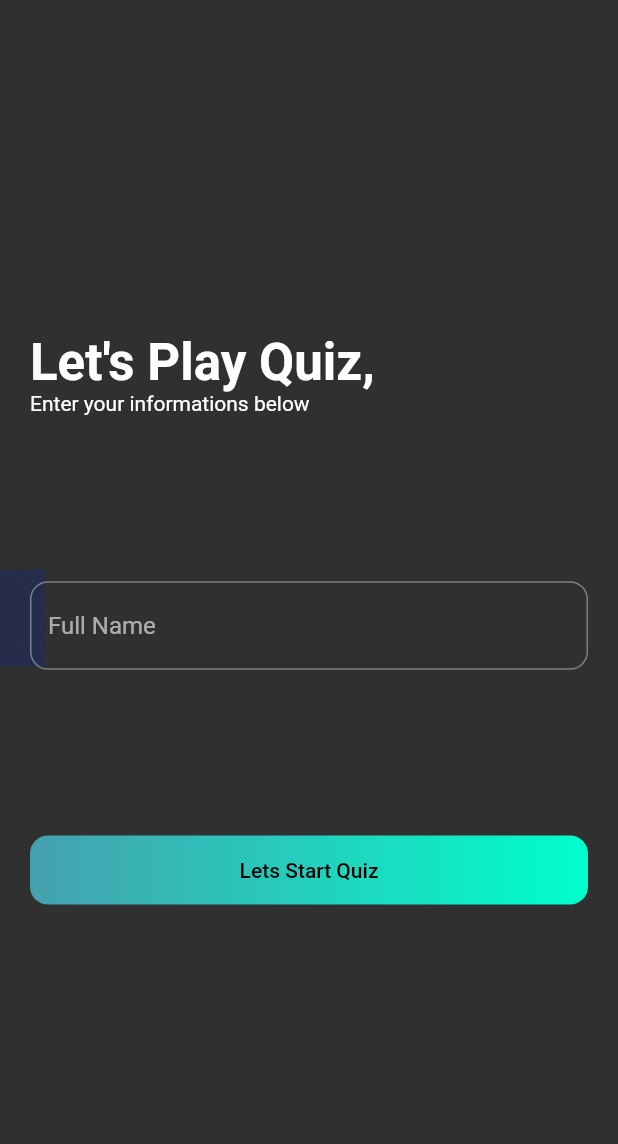
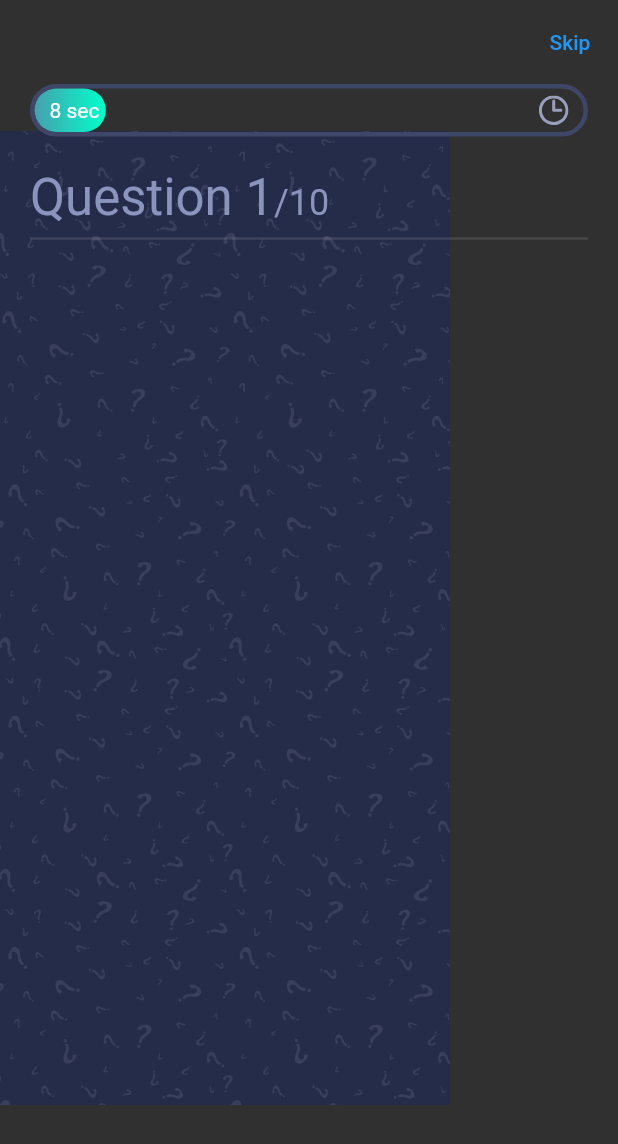
Before and after one commit to jiho5993/hi-flutter, a Flutter app: the screen it shows after launch, on a phone screen of 412 x 824 dp. Shown: the top 1144 px of the screen. Run offline on Flutter 3.47's test engine with Material 2 defaults, Android fonts, the phone set to English and light mode, and no system bars; our stand-ins replace flutter_svg, get.

Commit message:
progress bar

```diff
--- /dev/null
+++ b/lib/controllers/question_controller.dart
@@ -0,0 +1,26 @@
+import 'package:flutter/animation.dart';
+import 'package:get/get_state_manager/get_state_manager.dart';
+
+class QuestionController extends GetxController with SingleGetTickerProviderMixin {
+  // Lets animated our progress bar
+
+  AnimationController _animationController;
+  Animation _animation;
+  // so that we can access our animation outside
+  Animation get animation => this._animation;
+
+  @override
+  void onInit() {
+    _animationController = AnimationController(duration: Duration(seconds: 60), vsync: this);
+    _animation = Tween<double>(begin: 0, end: 1).animate(_animationController)
+      ..addListener(() {
+        // update like setState
+        update();
+      });
+
+    // start our animation
+    _animationController.forward();
+
+    super.onInit();
+  }
+}
--- a/lib/main.dart
+++ b/lib/main.dart
@@ -1,4 +1,5 @@
 import 'package:flutter/material.dart';
+import 'package:quiz_app/screens/quiz/quiz_screen.dart';
 import 'package:quiz_app/screens/welcome/welcome_screen.dart';
 
 void main() {
@@ -13,7 +14,7 @@ class MyApp extends StatelessWidget {
       title: 'Quiz App',
       debugShowCheckedModeBanner: false,
       theme: ThemeData.dark(),
-      home: WelcomeScreen(),
+      home: QuizScreen(),
     );
   }
 }
--- /dev/null
+++ b/lib/screens/quiz/components/body.dart
@@ -0,0 +1,51 @@
+import 'package:flutter/material.dart';
+import 'package:flutter_svg/svg.dart';
+import 'package:quiz_app/constants.dart';
+import 'package:quiz_app/screens/quiz/components/progress_bar.dart';
+
+class Body extends StatelessWidget {
+  const Body({
+    Key key,
+  }) : super(key: key);
+
+  @override
+  Widget build(BuildContext context) {
+    return Stack(
+      children: [
+        SvgPicture.asset("assets/icons/bg.svg", height: 1000, width: 300),
+        SafeArea(
+          child: Padding(
+            padding: const EdgeInsets.symmetric(horizontal: kDefaultPadding),
+            child: Column(
+              crossAxisAlignment: CrossAxisAlignment.start,
+              children: [
+                ProgressBar(),
+                SizedBox(height: kDefaultPadding),
+                Text.rich(
+                  TextSpan(
+                    text: "Question 1",
+                    style: Theme.of(context)
+                        .textTheme
+                        .headline4
+                        .copyWith(color: kSecondaryColor),
+                    children: [
+                      TextSpan(
+                        text: "/10",
+                        style: Theme.of(context)
+                            .textTheme
+                            .headline5
+                            .copyWith(color: kSecondaryColor),
+                      )
+                    ]
+                  )
+                ),
+                Divider(thickness: 1.5),
+                SizedBox(height: kDefaultPadding),
+              ],
+            ),
+          ),
+        )
+      ],
+    );
+  }
+}
--- /dev/null
+++ b/lib/screens/quiz/components/progress_bar.dart
@@ -0,0 +1,55 @@
+import 'package:flutter/material.dart';
+import 'package:flutter_svg/svg.dart';
+import 'package:get/get_state_manager/get_state_manager.dart';
+import 'package:quiz_app/controllers/question_controller.dart';
+
+import '../../../constants.dart';
+
+class ProgressBar extends StatelessWidget {
+  const ProgressBar({
+    Key key,
+  }) : super(key: key);
+
+  @override
+  Widget build(BuildContext context) {
+    return Container(
+      width: double.infinity,
+      height: 35,
+      decoration: BoxDecoration(
+        border: Border.all(color: Color(0xFF3F4768), width: 3),
+        borderRadius: BorderRadius.circular(50)
+      ),
+      child: GetBuilder<QuestionController>(
+        init: QuestionController(),
+        builder: (controller) {
+          return Stack(
+            children: [
+              LayoutBuilder(
+                builder: (context, constrains) => Container(
+                  // from 0 to 1 it takes 60s
+                  width: constrains.maxWidth * controller.animation.value,
+                  decoration: BoxDecoration(
+                    gradient: kPrimaryGradient,
+                    borderRadius: BorderRadius.circular(50)
+                  ),
+                )
+              ),
+              Positioned.fill(
+                child: Padding(
+                  padding: const EdgeInsets.symmetric(horizontal: kDefaultPadding/2),
+                  child: Row(
+                    mainAxisAlignment: MainAxisAlignment.spaceBetween,
+                    children: [
+                      Text("${(controller.animation.value * 60).round()} sec"),
+                      SvgPicture.asset("assets/icons/clock.svg")
+                    ],
+                  ),
+                )
+              )
+            ],
+          );
+        }
+      ),
+    );
+  }
+}
--- a/lib/screens/quiz/quiz_screen.dart
+++ b/lib/screens/quiz/quiz_screen.dart
@@ -0,0 +1,20 @@
+import 'package:flutter/material.dart';
+
+import 'components/body.dart';
+
+class QuizScreen extends StatelessWidget {
+  @override
+  Widget build(BuildContext context) {
+    return Scaffold(
+      extendBodyBehindAppBar: true,
+      appBar: AppBar(
+        backgroundColor: Colors.transparent,
+        elevation: 0,
+        actions: [
+          TextButton(onPressed: () {}, child: Text("Skip"))
+        ],
+      ),
+      body: Body(),
+    );
+  }
+}
```
